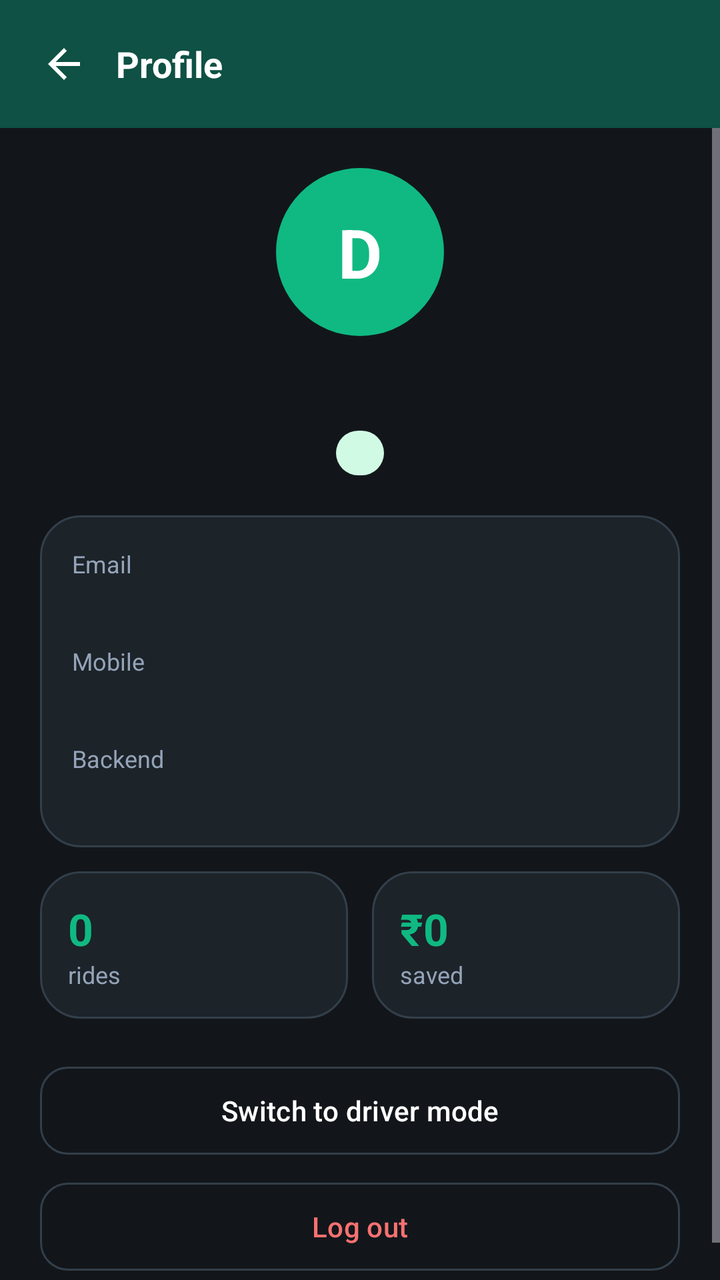
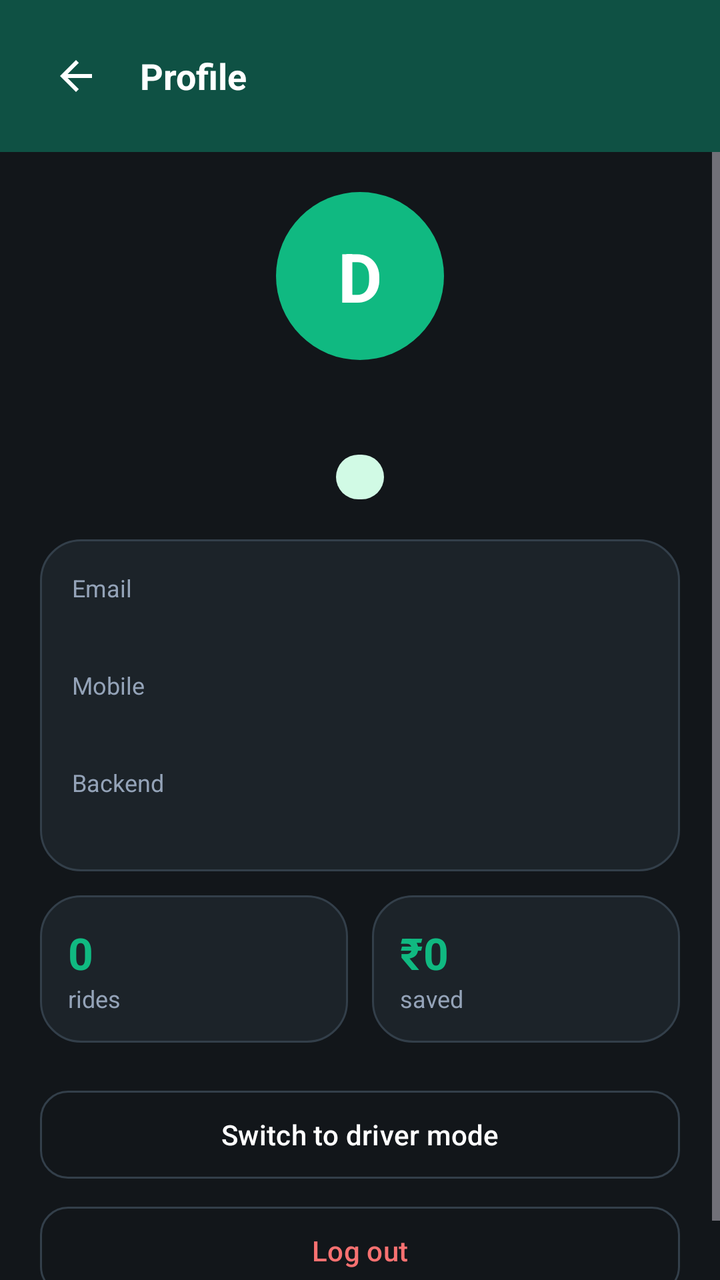

The first picture is an Android layout as it rendered before a commit; the second is the same layout after the commit. The layout source and the unified diff follow.
<!-- AndroidManifest.xml: application theme Theme.CabFusion -->
<!-- res/layout/activity_profile.xml -->
<?xml version="1.0" encoding="utf-8"?>
<LinearLayout xmlns:android="http://schemas.android.com/apk/res/android"
    android:layout_width="match_parent" android:layout_height="match_parent" android:background="@color/dark_bg" android:orientation="vertical">
    <LinearLayout android:layout_width="match_parent" android:layout_height="wrap_content" android:background="@color/primary_emerald"
        android:gravity="center_vertical" android:padding="14dp">
        <ImageView android:id="@+id/btnBack" android:layout_width="36dp" android:layout_height="36dp" android:padding="6dp"
            android:src="@drawable/ic_back" android:contentDescription="Back"/>
        <TextView android:layout_width="0dp" android:layout_height="wrap_content" android:layout_weight="1" android:layout_marginStart="8dp"
            android:text="Profile" android:textColor="@color/text_white" android:textSize="18sp" android:textStyle="bold"/>
        
    </LinearLayout>
    <ScrollView android:layout_width="match_parent" android:layout_height="match_parent">
        <LinearLayout android:layout_width="match_parent" android:layout_height="wrap_content" android:orientation="vertical" android:padding="20dp">
            <TextView android:id="@+id/tvAvatar" android:layout_width="84dp" android:layout_height="84dp" android:layout_gravity="center_horizontal"
                android:background="@drawable/bg_circle_success" android:gravity="center" android:text="D" android:textColor="@color/text_white"
                android:textSize="34sp" android:textStyle="bold"/>
            <TextView android:id="@+id/tvName" style="@style/CF.Title" android:layout_width="wrap_content" android:layout_height="wrap_content"
                android:layout_gravity="center_horizontal" android:layout_marginTop="12dp"/>
            <TextView android:id="@+id/tvRole" android:layout_width="wrap_content" android:layout_height="wrap_content" android:layout_gravity="center_horizontal"
                android:layout_marginTop="6dp" android:background="@drawable/bg_mint_active" android:paddingHorizontal="12dp" android:paddingVertical="3dp"
                android:textColor="@color/mint_active_text" android:textSize="12sp" android:textStyle="bold"/>
            <LinearLayout android:layout_width="match_parent" android:layout_height="wrap_content" android:layout_marginTop="20dp"
                android:background="@drawable/bg_dark_card" android:orientation="vertical" android:padding="16dp">
                <TextView style="@style/CF.Label" android:layout_width="wrap_content" android:layout_height="wrap_content" android:text="Email"/>
                <TextView android:id="@+id/tvEmail" style="@style/CF.Body" android:layout_width="wrap_content" android:layout_height="wrap_content"/>
                <TextView style="@style/CF.Label" android:layout_width="wrap_content" android:layout_height="wrap_content" android:layout_marginTop="12dp" android:text="Mobile"/>
                <TextView android:id="@+id/tvPhone" style="@style/CF.Body" android:layout_width="wrap_content" android:layout_height="wrap_content"/>
                <TextView style="@style/CF.Label" android:layout_width="wrap_content" android:layout_height="wrap_content" android:layout_marginTop="12dp" android:text="Backend"/>
                <TextView android:id="@+id/tvBackend" style="@style/CF.Body" android:layout_width="wrap_content" android:layout_height="wrap_content"/>
            </LinearLayout>
            <LinearLayout android:layout_width="match_parent" android:layout_height="wrap_content" android:layout_marginTop="12dp" android:baselineAligned="false">
                <LinearLayout android:layout_width="0dp" android:layout_height="wrap_content" android:layout_weight="1" android:background="@drawable/bg_dark_card"
                    android:orientation="vertical" android:padding="14dp">
                    <TextView android:id="@+id/tvRides" android:layout_width="wrap_content" android:layout_height="wrap_content" android:text="0"
                        android:textColor="@color/accent_teal_bright" android:textSize="22sp" android:textStyle="bold"/>
                    <TextView style="@style/CF.Label" android:layout_width="wrap_content" android:layout_height="wrap_content" android:text="rides"/>
                </LinearLayout>
                <Space android:layout_width="12dp" android:layout_height="1dp"/>
                <LinearLayout android:layout_width="0dp" android:layout_height="wrap_content" android:layout_weight="1" android:background="@drawable/bg_dark_card"
                    android:orientation="vertical" android:padding="14dp">
                    <TextView android:id="@+id/tvSaved" android:layout_width="wrap_content" android:layout_height="wrap_content" android:text="₹0"
                        android:textColor="@color/accent_teal_bright" android:textSize="22sp" android:textStyle="bold"/>
                    <TextView style="@style/CF.Label" android:layout_width="wrap_content" android:layout_height="wrap_content" android:text="saved"/>
                </LinearLayout>
            </LinearLayout>
            <com.google.android.material.button.MaterialButton android:id="@+id/btnSwitchRole" style="@style/CF.Button.Outline" android:layout_width="match_parent"
                android:layout_height="wrap_content" android:layout_marginTop="20dp" android:text="Switch to driver mode"/>
            <com.google.android.material.button.MaterialButton android:id="@+id/btnLogout" style="@style/CF.Button.Outline" android:layout_width="match_parent"
                android:layout_height="wrap_content" android:layout_marginTop="6dp" android:text="Log out" android:textColor="@color/danger"/>
        </LinearLayout>
    </ScrollView>
</LinearLayout>
<!-- resources referenced by this layout -->
<resources>
  <color name="accent_teal_bright">#10B981</color>
  <color name="danger">#F87171</color>
  <color name="dark_bg">#12161A</color>
  <color name="mint_active_text">#065F46</color>
  <color name="primary_emerald">#0F5144</color>
  <color name="text_white">#FFFFFF</color>
  <!-- drawable bg_circle_success (drawable) -->
  <?xml version="1.0" encoding="utf-8"?>
  <shape xmlns:android="http://schemas.android.com/apk/res/android" android:shape="oval">
      <solid android:color="#10b981"/>
      <size
          android:height="80dp"
          android:width="80dp"/>
  </shape>
  <!-- drawable bg_dark_card (drawable) -->
  <?xml version="1.0" encoding="utf-8"?>
  <shape xmlns:android="http://schemas.android.com/apk/res/android">
      <solid android:color="@color/dark_card"/>
      <corners android:radius="20dp"/>
      <stroke
          android:width="1dp"
          android:color="@color/dark_border"/>
  </shape>
  <!-- drawable bg_mint_active (drawable) -->
  <?xml version="1.0" encoding="utf-8"?>
  <shape xmlns:android="http://schemas.android.com/apk/res/android">
      <solid android:color="@color/mint_active_bg"/>
      <corners android:radius="16dp"/>
  </shape>
  <!-- drawable ic_back (drawable) -->
  <?xml version="1.0" encoding="utf-8"?>
  <vector xmlns:android="http://schemas.android.com/apk/res/android" android:width="24dp" android:height="24dp"
      android:viewportWidth="24" android:viewportHeight="24" android:tint="#FFFFFF">
      <path android:fillColor="#FFFFFFFF" android:pathData="M20,11H7.83l5.59,-5.59L12,4l-8,8 8,8 1.41,-1.41L7.83,13H20v-2z"/>
  </vector>
  <style name="CF.Body" parent="">
          <item name="android:textColor">@color/text_white</item>
          <item name="android:textSize">15sp</item>
      </style>
  <style name="CF.Button.Outline" parent="Widget.Material3.Button.OutlinedButton">
          <item name="android:minHeight">52dp</item>
          <item name="android:textColor">@color/text_white</item>
          <item name="strokeColor">@color/dark_border</item>
          <item name="cornerRadius">14dp</item>
      </style>
  <style name="CF.Label" parent="">
          <item name="android:textColor">@color/text_muted</item>
          <item name="android:textSize">12sp</item>
      </style>
  <style name="CF.Title" parent="">
          <item name="android:textColor">@color/text_white</item>
          <item name="android:textSize">22sp</item>
          <item name="android:textStyle">bold</item>
      </style>
  <style name="Theme.CabFusion" parent="Theme.Material3.Dark.NoActionBar">
          <item name="android:windowBackground">@color/dark_bg</item>
          <item name="android:statusBarColor">@color/primary_emerald</item>
          <item name="android:navigationBarColor">@color/dark_card</item>
          <item name="colorPrimary">@color/accent_teal_bright</item>
          <item name="colorOnPrimary">@color/text_white</item>
          <item name="colorSecondary">@color/accent_teal</item>
          <item name="colorSurface">@color/dark_card</item>
      </style>
  <color name="dark_card">#1C2329</color>
  <color name="dark_border">#333F4A</color>
  <color name="mint_active_bg">#D1FAE5</color>
  <color name="text_muted">#94A3B8</color>
  <color name="accent_teal">#059669</color>
</resources>

<!-- the commit's change to res/layout/activity_profile.xml (unified diff, before → after) -->
@@ -3,7 +3,7 @@
     android:layout_width="match_parent" android:layout_height="match_parent" android:background="@color/dark_bg" android:orientation="vertical">
     <LinearLayout android:layout_width="match_parent" android:layout_height="wrap_content" android:background="@color/primary_emerald"
         android:gravity="center_vertical" android:padding="14dp">
-        <ImageView android:id="@+id/btnBack" android:layout_width="36dp" android:layout_height="36dp" android:padding="6dp"
+        <ImageView android:id="@+id/btnBack" android:layout_width="48dp" android:layout_height="48dp" android:padding="12dp"
             android:src="@drawable/ic_back" android:contentDescription="Back"/>
         <TextView android:layout_width="0dp" android:layout_height="wrap_content" android:layout_weight="1" android:layout_marginStart="8dp"
             android:text="Profile" android:textColor="@color/text_white" android:textSize="18sp" android:textStyle="bold"/>
